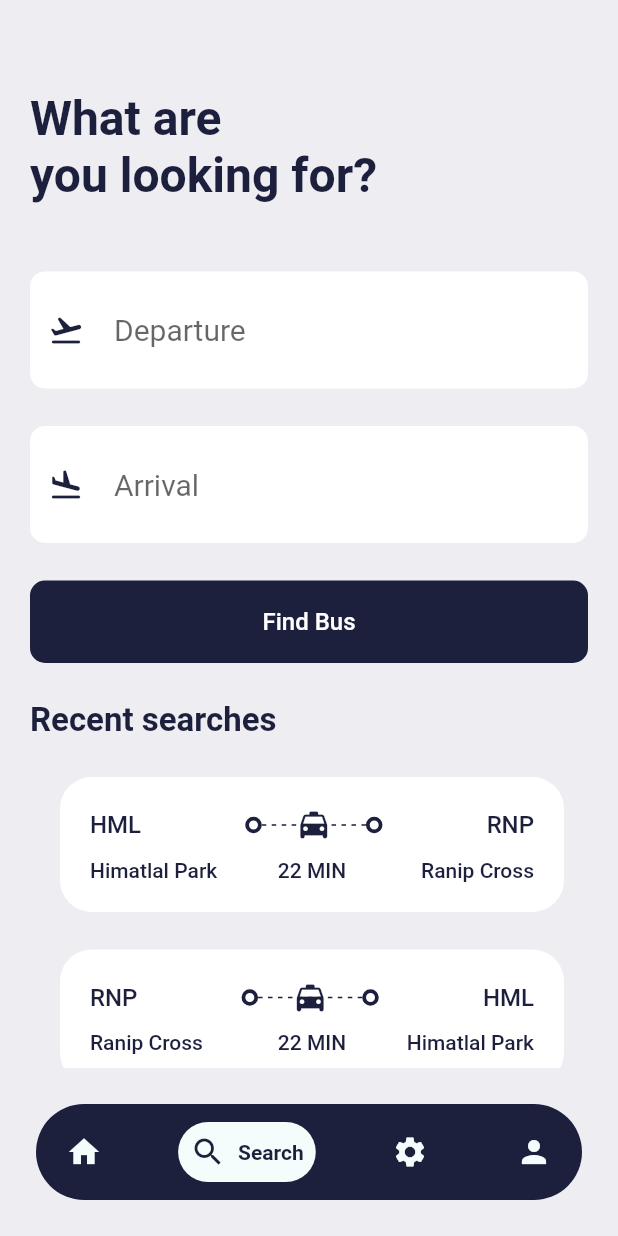
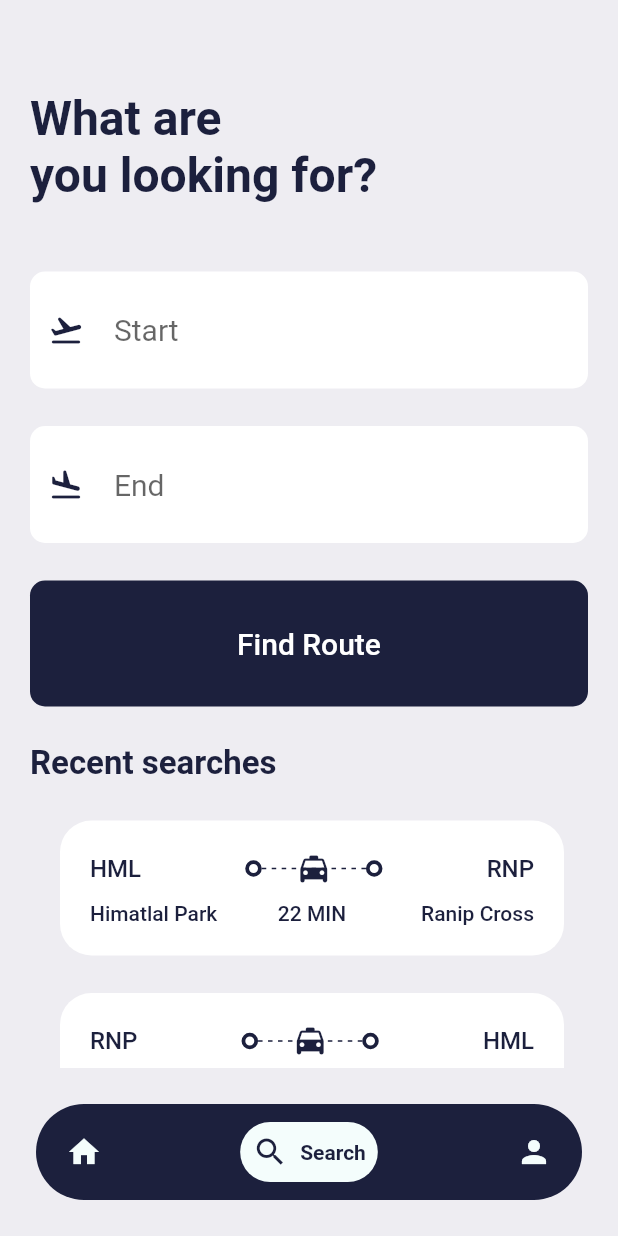
Before and after one commit to A3939/Flutter_brt_app, a Flutter app: the screen it shows after launch, item 2 of the bottom bar chosen, on a phone screen of 412 x 824 dp. Run offline on Flutter 3.47's test engine with Material 2 defaults, Android fonts, the phone set to English and light mode, and no system bars; drawn by our look-alikes of google_nav_bar; our stand-ins replace gap, get; missing offline and left inert: auto_size_text_field, dart:js.

Commit message:
serch page

```diff
--- a/lib/screens/bottom_bar.dart
+++ b/lib/screens/bottom_bar.dart
@@ -1,4 +1,5 @@
 import 'package:brt_app/screens/home_screen.dart';
+import 'package:brt_app/screens/profile_screen.dart';
 import 'package:brt_app/screens/search_screen.dart';
 import 'package:flutter/material.dart';
 import 'package:google_nav_bar/google_nav_bar.dart';
@@ -18,8 +19,8 @@ class _BottomBarState extends State<BottomBar> {
   static final List<Widget> _widgetOption = <Widget>[
     const HomeScreen(),
     const SearchScreen(),
-    const Text("Setting"),
-    const Text("Person"),
+    // const Text("Setting"),
+    const ProfileScreen(),
   ];
 
   void _onItemTapped(int index) {
@@ -67,10 +68,6 @@ class _BottomBarState extends State<BottomBar> {
               text: 'Search',
             ),
             GButton(
-              icon: Icons.settings,
-              text: 'Setting',
-            ),
-            GButton(
               icon: Icons.person,
               text: 'Profile',
             ),
--- a/lib/screens/search_screen.dart
+++ b/lib/screens/search_screen.dart
@@ -1,8 +1,10 @@
 import 'dart:js';
 
+import 'package:brt_app/screens/bus_detail_screen.dart';
 import 'package:brt_app/screens/ticket_view.dart';
 import 'package:brt_app/utils/app_layout.dart';
 import 'package:brt_app/utils/app_styles.dart';
+import 'package:brt_app/widgets/button_widget.dart';
 import 'package:brt_app/widgets/icon_text.dart';
 import 'package:brt_app/widgets/route_text_widget.dart';
 import 'package:flutter/material.dart';
@@ -19,6 +21,9 @@ class SearchScreen extends StatelessWidget {
   @override
   Widget build(BuildContext context) {
     final size = AppLayout.getSize(context);
+    var start_station = TextEditingController();
+    var end_station = TextEditingController();
+
     return Scaffold(
       backgroundColor: Styles.bgColor,
       body: ListView(
@@ -63,15 +68,127 @@ class SearchScreen extends StatelessWidget {
           Gap(
             AppLayout.getHeight(25),
           ),
-          const AppIconText(
-              icon: Icons.flight_takeoff_rounded, text: "Departure"),
+          Container(
+            padding: EdgeInsets.symmetric(
+              vertical: AppLayout.getWidth(15),
+              horizontal: AppLayout.getWidth(12),
+            ),
+            decoration: BoxDecoration(
+              color: Styles.primaryColor,
+              borderRadius: BorderRadius.circular(
+                AppLayout.getWidth(10),
+              ),
+            ),
+            child: Column(
+              children: [
+                Row(
+                  children: <Widget>[
+                    Icon(
+                      Icons.flight_takeoff_rounded,
+                      color: Styles.secondaryColor,
+                    ),
+                    Gap(
+                      AppLayout.getWidth(20),
+                    ),
+                    // Text(
+                    //   text,
+                    //   style: Styles.textStyle,
+                    // ),
+                    SizedBox(
+                      width: MediaQuery.of(context).size.width * 0.7,
+                      child: TextField(
+                        controller: start_station,
+                        decoration: InputDecoration(
+                          hintText: "Start",
+                          border: InputBorder.none,
+                          // hintStyle: Styles.headLine3.copyWith(fontSize: 18),
+                        ),
+                        style: const TextStyle(fontSize: 20),
+                        cursorColor: Styles.secondaryColor,
+                      ),
+                    ),
+                  ],
+                ),
+              ],
+            ),
+          ),
+          // const AppIconText(
+          //     icon: Icons.flight_takeoff_rounded, text: "Departure"),
           Gap(
             AppLayout.getHeight(25),
           ),
-          const AppIconText(icon: Icons.flight_land_rounded, text: "Arrival"),
+          Container(
+            padding: EdgeInsets.symmetric(
+              vertical: AppLayout.getWidth(15),
+              horizontal: AppLayout.getWidth(12),
+            ),
+            decoration: BoxDecoration(
+              color: Styles.primaryColor,
+              borderRadius: BorderRadius.circular(
+                AppLayout.getWidth(10),
+              ),
+            ),
+            child: Column(
+              children: [
+                Row(
+                  children: <Widget>[
+                    Icon(
+                      Icons.flight_land_rounded,
+                      color: Styles.secondaryColor,
+                    ),
+                    Gap(
+                      AppLayout.getWidth(20),
+                    ),
+                    // Text(
+                    //   text,
+                    //   style: Styles.textStyle,
+                    // ),
+                    SizedBox(
+                      width: MediaQuery.of(context).size.width * 0.7,
+                      child: TextField(
+                        controller: end_station,
+                        decoration: InputDecoration(
+                          hintText: "End",
+                          border: InputBorder.none,
+                          // hintStyle: Styles.headLine3.copyWith(fontSize: 18),
+                        ),
+                        style: const TextStyle(fontSize: 20),
+                        cursorColor: Styles.secondaryColor,
+                      ),
+                    ),
+                  ],
+                ),
+              ],
+            ),
+          ),
+          // const AppIconText(icon: Icons.flight_land_rounded, text: "Arrival"),
           Gap(
             AppLayout.getHeight(25),
           ),
+          // Container(
+          //   padding: EdgeInsets.symmetric(
+          //     vertical: AppLayout.getWidth(18),
+          //     horizontal: AppLayout.getWidth(15),
+          //   ),
+          //   decoration: BoxDecoration(
+          //     color: Styles.secondaryColor,
+          //     borderRadius: BorderRadius.circular(
+          //       AppLayout.getWidth(10),
+          //     ),
+          //   ),
+          //   child: Center(
+          //     child: Text(
+          //       "Find Bus",
+          //       style: Styles.textStyle.copyWith(
+          //         color: Styles.primaryColor,
+          //       ),
+          //     ),
+          //   ),
+          // ),
+          // ButtonWidget(
+          //   start_point: start_station,
+          //   end_point: end_station,
+          // ),
           Container(
             padding: EdgeInsets.symmetric(
               vertical: AppLayout.getWidth(18),
@@ -84,11 +201,25 @@ class SearchScreen extends StatelessWidget {
               ),
             ),
             child: Center(
-              child: Text(
-                "Find Bus",
-                style: Styles.textStyle.copyWith(
-                  color: Styles.primaryColor,
+              child: MaterialButton(
+                child: Text(
+                  'Find Route',
+                  style: TextStyle(
+                    color: Styles.primaryColor,
+                    fontSize: 20,
+                  ),
                 ),
+                onPressed: () {
+                  Navigator.push(
+                    context,
+                    MaterialPageRoute(
+                      builder: (context) => BusDetails(
+                        end_point: end_station,
+                        start_point: start_station,
+                      ),
+                    ),
+                  );
+                },
               ),
             ),
           ),
--- a/lib/screens/ticket_view.dart
+++ b/lib/screens/ticket_view.dart
@@ -166,7 +166,7 @@ class TicketView extends StatelessWidget {
                   ),
                 ],
               ),
-            )
+            ),
           ],
         ),
       ),
--- a/lib/widgets/icon_text.dart
+++ b/lib/widgets/icon_text.dart
@@ -26,7 +26,9 @@ class AppIconText extends StatelessWidget {
           AppLayout.getWidth(10),
         ),
       ),
-      child: Row(
+      child: Column(
+        children: [
+          Row(
             children: <Widget>[
               Icon(
                 icon,
@@ -53,6 +55,8 @@ class AppIconText extends StatelessWidget {
               ),
             ],
           ),
+        ],
+      ),
     );
   }
 }
--- a/pubspec.yaml
+++ b/pubspec.yaml
@@ -40,6 +40,9 @@ dependencies:
   colorful_safe_area: ^1.0.0
   get:
   auto_size_text_field: ^2.2.1
+  flutter_screenutil: ^5.7.0
+  line_awesome_flutter: ^2.0.0
+  animated_theme_switcher: ^1.0.5
 
 
 dev_dependencies:
```
Also changed, not shown: lib/screens/bus_detail_screen.dart (added, +98 -0 lines), lib/screens/profile_screen.dart (added, +14 -0 lines), lib/widgets/button_widget.dart (added, +39 -0 lines), pubspec.lock. Lines whose indentation alone changed are shown as unchanged.
